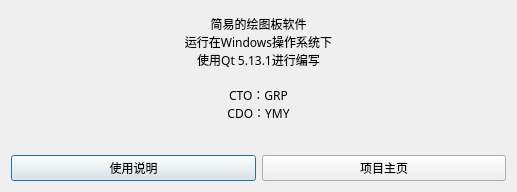
Before: the Qt Designer form CGLab_DS/AboutSoftwareDialog.ui in RPG-NJU/NJU-CG-Lab, drawn with Qt 5.
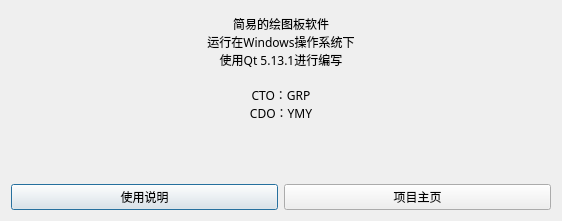
After: the same form once the commit is applied.

Patch:
```diff
--- a/CGLab_DS/AboutSoftwareDialog.ui
+++ b/CGLab_DS/AboutSoftwareDialog.ui
@@ -6,8 +6,8 @@
    <rect>
     <x>0</x>
     <y>0</y>
-    <width>517</width>
-    <height>192</height>
+    <width>562</width>
+    <height>221</height>
    </rect>
   </property>
   <property name="font">
@@ -34,7 +34,7 @@
       <string>&lt;!DOCTYPE HTML PUBLIC &quot;-//W3C//DTD HTML 4.0//EN&quot; &quot;http://www.w3.org/TR/REC-html40/strict.dtd&quot;&gt;
 &lt;html&gt;&lt;head&gt;&lt;meta name=&quot;qrichtext&quot; content=&quot;1&quot; /&gt;&lt;style type=&quot;text/css&quot;&gt;
 p, li { white-space: pre-wrap; }
-&lt;/style&gt;&lt;/head&gt;&lt;body style=&quot; font-family:'SimSun'; font-size:9pt; font-weight:400; font-style:normal;&quot;&gt;
+&lt;/style&gt;&lt;/head&gt;&lt;body style=&quot; font-family:'华文中宋'; font-size:9pt; font-weight:400; font-style:normal;&quot;&gt;
 &lt;p align=&quot;center&quot; style=&quot; margin-top:0px; margin-bottom:0px; margin-left:0px; margin-right:0px; -qt-block-indent:0; text-indent:0px;&quot;&gt;&lt;span style=&quot; font-family:'华文中宋';&quot;&gt;简易的绘图板软件&lt;/span&gt;&lt;/p&gt;
 &lt;p align=&quot;center&quot; style=&quot; margin-top:0px; margin-bottom:0px; margin-left:0px; margin-right:0px; -qt-block-indent:0; text-indent:0px;&quot;&gt;&lt;span style=&quot; font-family:'华文中宋';&quot;&gt;运行在Windows操作系统下&lt;/span&gt;&lt;/p&gt;
 &lt;p align=&quot;center&quot; style=&quot; margin-top:0px; margin-bottom:0px; margin-left:0px; margin-right:0px; -qt-block-indent:0; text-indent:0px;&quot;&gt;&lt;span style=&quot; font-family:'华文中宋';&quot;&gt;使用Qt 5.13.1进行编写&lt;/span&gt;&lt;/p&gt;
```
